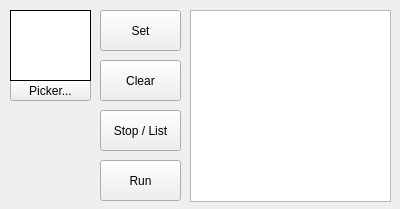
Above: Effectlight-Controller/mainWindow.ui from Valthoron/EffectLight before the change. Below: the same form after it.
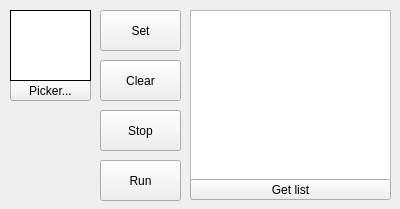
That is the form after the change.

Commit message: Now supporting sending a list of programs to controller. Separated stop and program list buttons in UI. Converted programs functions to objects. Moved socket into main window class. Added thread for receiving UDP messages.

Diff of the .ui file:
```diff
--- a/Effectlight-Controller/mainWindow.ui
+++ b/Effectlight-Controller/mainWindow.ui
@@ -95,7 +95,7 @@
      </rect>
     </property>
     <property name="text">
-     <string>Stop / List</string>
+     <string>Stop</string>
     </property>
    </widget>
    <widget class="QListWidget" name="programList">
@@ -104,10 +104,23 @@
       <x>190</x>
       <y>10</y>
       <width>201</width>
-      <height>192</height>
+      <height>171</height>
      </rect>
     </property>
    </widget>
+   <widget class="QPushButton" name="getListButton">
+    <property name="geometry">
+     <rect>
+      <x>190</x>
+      <y>179</y>
+      <width>201</width>
+      <height>21</height>
+     </rect>
+    </property>
+    <property name="text">
+     <string>Get list</string>
+    </property>
+   </widget>
   </widget>
  </widget>
  <resources/>
```
Left out of the diff: 25 changed lines with no effect on the pictures. The commit also changes 17 other files.
